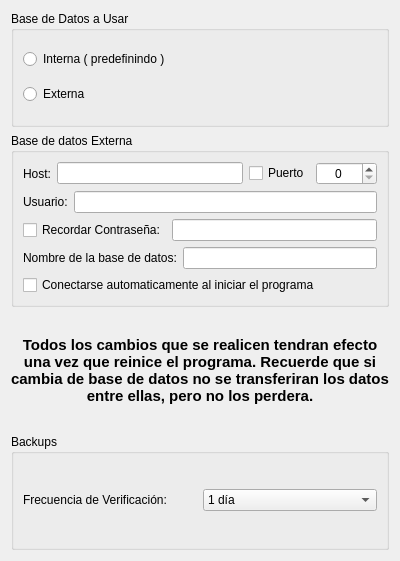
Old version of the form trunk/src/ForPrefDb.ui in the repository chungote/gestotux.
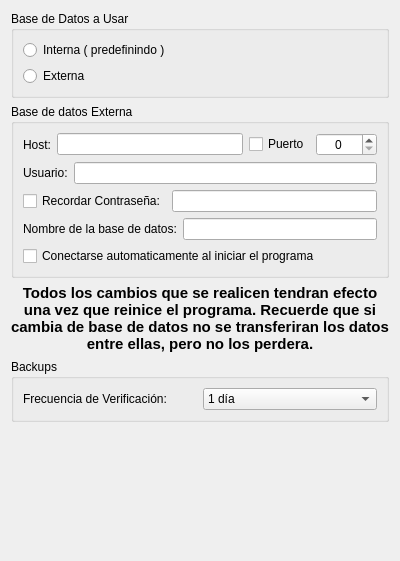
New version of the form.

The edit to the form file:
```diff
--- a/trunk/src/ForPrefDb.ui
+++ b/trunk/src/ForPrefDb.ui
@@ -238,6 +238,19 @@
      </layout>
     </widget>
    </item>
+   <item>
+    <spacer name="verticalSpacer">
+     <property name="orientation">
+      <enum>Qt::Vertical</enum>
+     </property>
+     <property name="sizeHint" stdset="0">
+      <size>
+       <width>20</width>
+       <height>40</height>
+      </size>
+     </property>
+    </spacer>
+   </item>
   </layout>
  </widget>
  <resources/>
```
